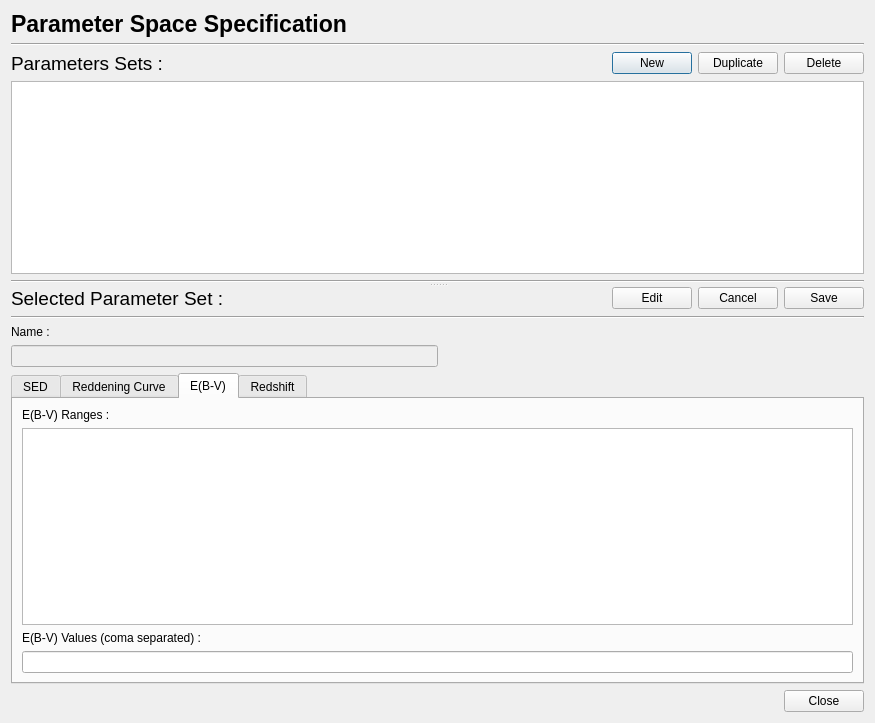
Old version of the form PhzQtUI/auxdir/PhzQtUI/DialogModelSet.ui in the repository astrorama/Phosphoros.
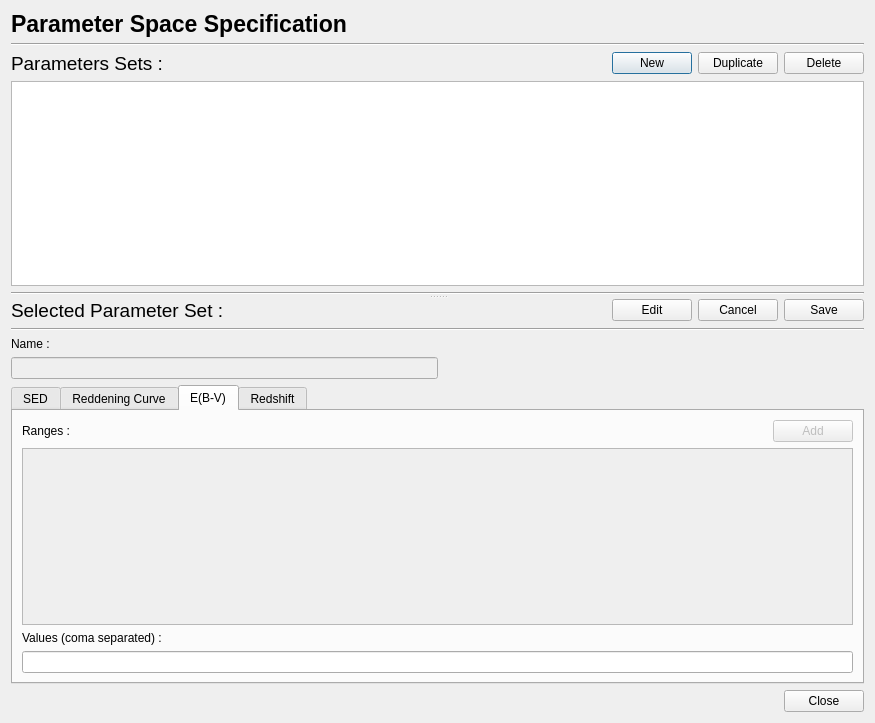
New version of the form. The open tabs and pages were chosen to show the change. Custom widgets are drawn as their Qt base class.

The edit to the form file:
```diff
--- a/PhzQtUI/auxdir/PhzQtUI/DialogModelSet.ui
+++ b/PhzQtUI/auxdir/PhzQtUI/DialogModelSet.ui
@@ -369,25 +369,67 @@
           <attribute name="title">
            <string>E(B-V)</string>
           </attribute>
-          <layout class="QVBoxLayout" name="verticalLayout_3">
+          <layout class="QVBoxLayout" name="verticalLayout_5">
            <item>
-            <widget class="QLabel" name="label_17">
-             <property name="text">
-              <string>E(B-V) Ranges :</string>
+            <layout class="QHBoxLayout" name="horizontalLayout_4">
+             <item>
+              <widget class="QLabel" name="label_17">
+               <property name="text">
+                <string>Ranges :</string>
+               </property>
+              </widget>
+             </item>
+             <item>
+              <spacer name="horizontalSpacer_5">
+               <property name="orientation">
+                <enum>Qt::Horizontal</enum>
+               </property>
+               <property name="sizeHint" stdset="0">
+                <size>
+                 <width>40</width>
+                 <height>20</height>
+                </size>
+               </property>
+              </spacer>
+             </item>
+             <item>
+              <widget class="QPushButton" name="btn_add_ebv_range">
+               <property name="enabled">
+                <bool>false</bool>
+               </property>
+               <property name="text">
+                <string>Add</string>
+               </property>
+              </widget>
+             </item>
+            </layout>
+           </item>
+           <item>
+            <widget class="QScrollArea" name="scroll_ebv">
+             <property name="widgetResizable">
+              <bool>true</bool>
              </property>
+             <widget class="QWidget" name="scrollAreaWidgetContents_2">
+              <property name="geometry">
+               <rect>
+                <x>0</x>
+                <y>0</y>
+                <width>831</width>
+                <height>130</height>
+               </rect>
+              </property>
+              <layout class="QVBoxLayout" name="verticalLayout_3">
+               <item>
+                <layout class="QVBoxLayout" name="Layout_ebv_range"/>
+               </item>
+              </layout>
+             </widget>
             </widget>
            </item>
-           <item>
-            <layout class="QHBoxLayout" name="horizontalLayout_6">
-             <item>
-              <widget class="QTableView" name="ebv_table"/>
-             </item>
-            </layout>
-           </item>
            <item>
             <widget class="QLabel" name="label_18">
              <property name="text">
-              <string>E(B-V) Values (coma separated) :</string>
+              <string>Values (coma separated) :</string>
              </property>
             </widget>
            </item>
@@ -409,14 +451,7 @@
             </widget>
            </item>
            <item>
-            <layout class="QHBoxLayout" name="horizontalLayout_4">
-             <item>
-              <widget class="QTableView" name="z_table"/>
-             </item>
-            </layout>
-           </item>
-           <item>
-            <widget class="QLabel" name="label_16">
+            <widget class="QLabel" name="label_19">
              <property name="text">
               <string>Redshift Values (coma separated) :</string>
              </property>
```
Left out of the diff: 61 changed lines with no effect on the pictures.
